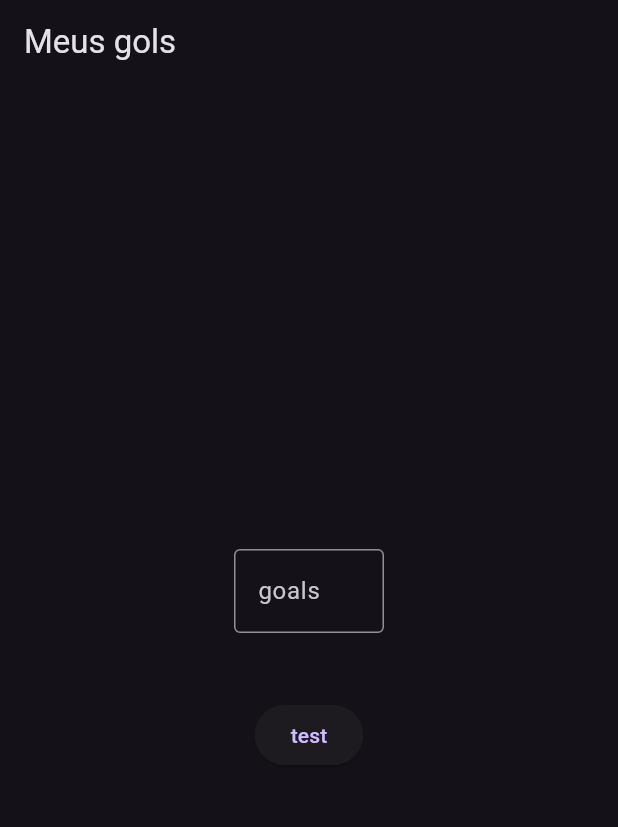
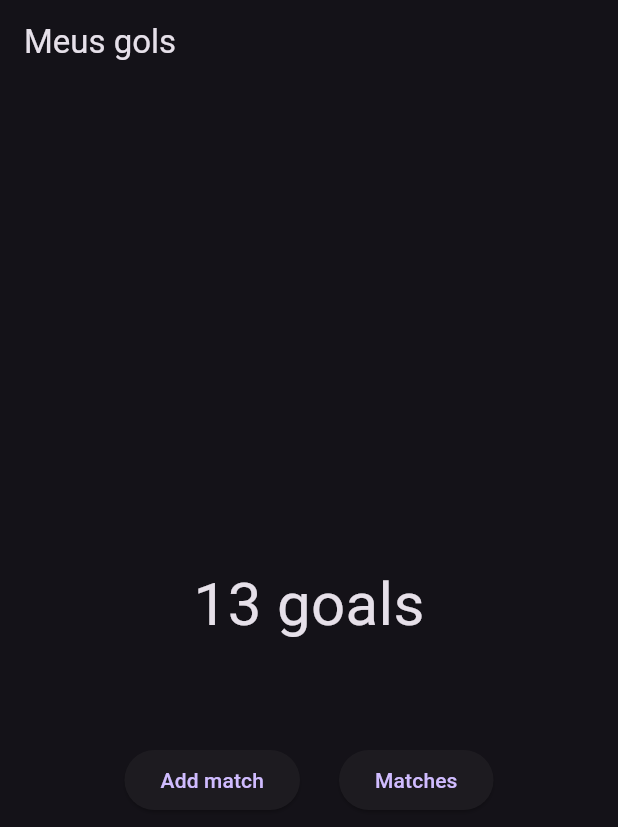
Before and after one commit to brenonogueira/MeusGolsApp, a Flutter app: the screen it shows after launch, on a phone screen of 412 x 824 dp. Shown: the top 827 px of the screen. Run offline on Flutter 3.47's test engine with Material 3 defaults, Android fonts, the phone set to English and light mode, and no system bars; our stand-ins replace sqflite; accounts and stored records are empty.

Commit message:
feat: Add ui components

```diff
--- /dev/null
+++ b/lib/ui/goals/components/total_goals.dart
@@ -0,0 +1,23 @@
+import 'package:flutter/foundation.dart';
+import 'package:flutter/material.dart';
+
+class TotalGoals extends StatefulWidget {
+  const TotalGoals({super.key, required this.goals});
+  final int goals;
+
+  @override
+  State<TotalGoals> createState() => _TotalGoalsState();
+}
+
+class _TotalGoalsState extends State<TotalGoals> {
+  @override
+  Widget build(BuildContext context) {
+    return const SizedBox(
+      width: 300,
+      height: 160,
+      child: Center(
+        child: Text("13 goals", style: TextStyle(fontSize: 40),)
+      ),
+    );
+  }
+}
--- a/lib/ui/goals/goals.dart
+++ b/lib/ui/goals/goals.dart
@@ -1,4 +1,7 @@
 import 'package:flutter/material.dart';
+import 'package:flutter/widgets.dart';
+import 'package:meus_gols_app/ui/goals/components/match_history.dart';
+import 'package:meus_gols_app/ui/goals/components/total_goals.dart';
 
 class Goals extends StatefulWidget {
   const Goals({super.key});
@@ -25,36 +28,35 @@ class _GoalsState extends State<Goals> {
           appBar: AppBar(
             title: const Text('Meus gols'),
           ),
-          body: Column(
+          body: const Column(
+            crossAxisAlignment: CrossAxisAlignment.center,
             mainAxisAlignment: MainAxisAlignment.center,
-            crossAxisAlignment: CrossAxisAlignment.center,
             children: [
               Row(
                 mainAxisAlignment: MainAxisAlignment.center,
                 children: [
-                  SizedBox(
-                    width: 100,
-                    height: 100,
-                    child: TextField(
-                      controller: _controller,
-                      keyboardType: TextInputType.number,
-                      decoration: const InputDecoration(
-                        labelText: 'goals',
-                        border: OutlineInputBorder(),
-                      ),
-                    ),
-                  )
+                  TotalGoals(goals: 1),
                 ],
               ),
               Row(
                 mainAxisAlignment: MainAxisAlignment.center,
                 children: [
-                  ElevatedButton(
-                    onPressed: _handleButtonPress,
-                    child: Text('test'),
+                   Padding(
+                    padding: EdgeInsets.all(13.0),
+                    child: ElevatedButton(
+                      onPressed: _handleButtonPress,
+                      child: Text('Add match'),
+                    ),
+                  ),
+                   Padding(
+                    padding: EdgeInsets.all(13.0),
+                    child: ElevatedButton(
+                      onPressed: _handleButtonPress,
+                      child: Text('Matches'),
+                    ),
                   ),
                 ],
-              )
+              ),
             ],
           )),
     );
```
Also changed, not shown: lib/ui/goals/components/match_history.dart (added, +37 -0 lines).
